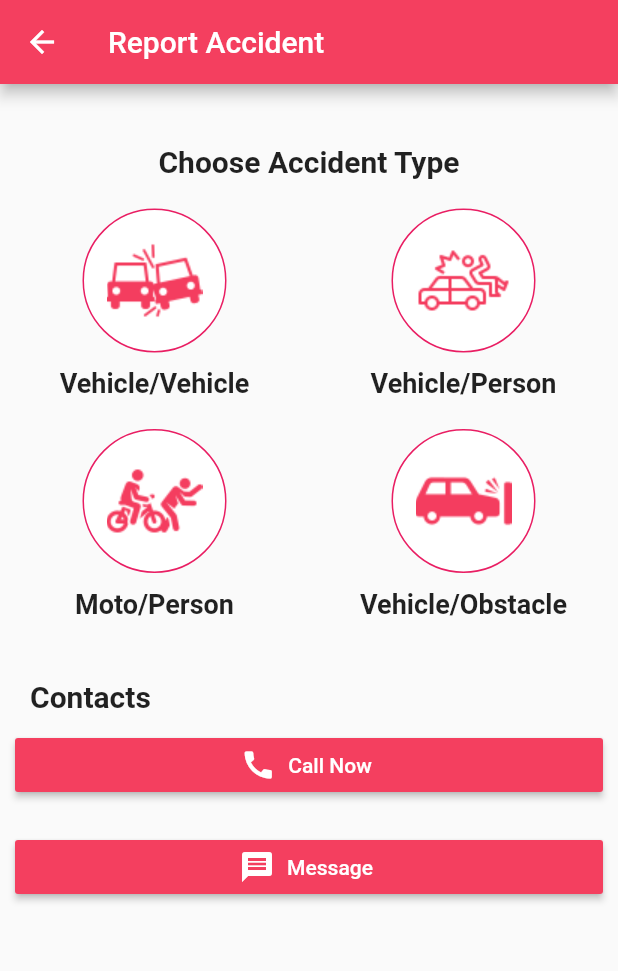
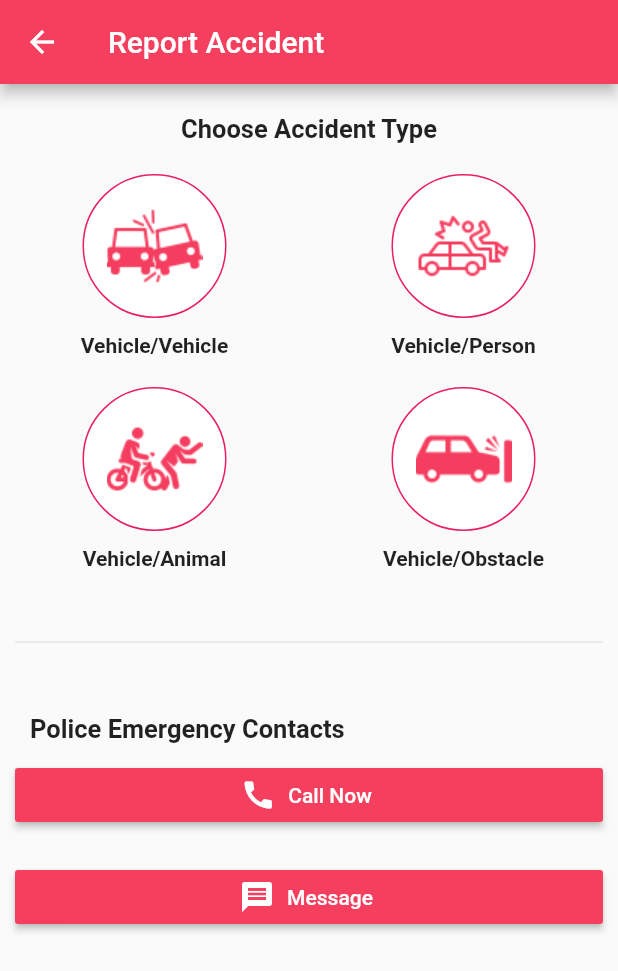
Before and after one commit to XcOdeTanzania/safe-ride, a Flutter app: the ReportPage screen opened directly, on a phone screen of 412 x 824 dp. Shown: the top 971 px of the screen. Run offline on Flutter 3.47's test engine with Material 2 defaults, Android fonts, the phone set to English and light mode, and no system bars; our stand-ins replace camera, charts_flutter, dio, firebase_auth, font_awesome_flutter, google_maps_flutter and 5 more; missing offline and left inert: flutter_facebook_login; accounts and stored records are empty; network calls fail.

Commit message:
ui optmization

```diff
--- a/lib/styles/style.dart
+++ b/lib/styles/style.dart
@@ -5,7 +5,7 @@ import 'package:flutter/material.dart';
 class Colors {
   const Colors();
 
-  static const Color loginGradientStart = const Color(0xFFbab66);
+  static const Color loginGradientStart = const Color(0xFFfabebe);
   static const Color loginGradientEnd = const Color(0xFFf43f5f);
   static const Color loginButtonMix = const Color(0xFFeb66f30);
   static const Color saferidePrimaryColor = const Color(0xFFf43f5f);
--- a/lib/views/pages/insights_page.dart
+++ b/lib/views/pages/insights_page.dart
@@ -115,7 +115,7 @@ class _InsightsPageState extends State<InsightsPage> {
     Widget content = _buildTabletLayout();
     return Scaffold(
         appBar: AppBar(
-          title: Text('Isights'),
+          title: Text('Data Insights'),
         ),
         body: Center(child: content));
   }
--- a/lib/views/pages/reports/report_page.dart
+++ b/lib/views/pages/reports/report_page.dart
@@ -15,7 +15,7 @@ class ReportPage extends StatelessWidget {
         child: Column(
           children: <Widget>[
             SizedBox(
-              height: 40,
+              height: 20,
             ),
             Row(
               children: <Widget>[
@@ -23,7 +23,7 @@ class ReportPage extends StatelessWidget {
                   child: Text(
                     'Choose Accident Type',
                     textAlign: TextAlign.center,
-                    style: TextStyle(fontSize: 20, fontWeight: FontWeight.w600),
+                    style: TextStyle(fontSize: 17, fontWeight: FontWeight.w600),
                   ),
                 )
               ],
@@ -65,7 +65,7 @@ class ReportPage extends StatelessWidget {
                 Expanded(
                     child: CustomButton(
                   image: 'assets/icons/accident-three.png',
-                  title: 'Moto/Person',
+                  title: 'Vehicle/Animal',
                   onTap: () => Navigator.push(
                       context,
                       MaterialPageRoute(
@@ -89,16 +89,23 @@ class ReportPage extends StatelessWidget {
             SizedBox(
               height: 40,
             ),
+            Divider(
+              endIndent: 10,
+              indent: 10,
+            ),
+            SizedBox(
+              height: 40,
+            ),
             Row(
               children: <Widget>[
                 Expanded(
                   child: Padding(
                     padding: const EdgeInsets.only(left: 20),
                     child: Text(
-                      'Contacts',
+                      'Police Emergency Contacts',
                       textAlign: TextAlign.start,
                       style:
-                          TextStyle(fontSize: 20, fontWeight: FontWeight.w600),
+                          TextStyle(fontSize: 17, fontWeight: FontWeight.w600),
                     ),
                   ),
                 )
--- a/lib/views/widgets/buttons/custom_button.dart
+++ b/lib/views/widgets/buttons/custom_button.dart
@@ -32,7 +32,7 @@ class CustomButton extends StatelessWidget {
           ),
           Text(
             title,
-            style: TextStyle(fontSize: 18, fontWeight: FontWeight.w600),
+            style: TextStyle(fontSize: 14, fontWeight: FontWeight.w600),
           )
         ],
       ),
```
Also changed, not shown: lib/views/pages/drawer_page.dart (+22 -5 lines), lib/views/pages/login_page.dart (+30 -65 lines), 2 other files.
